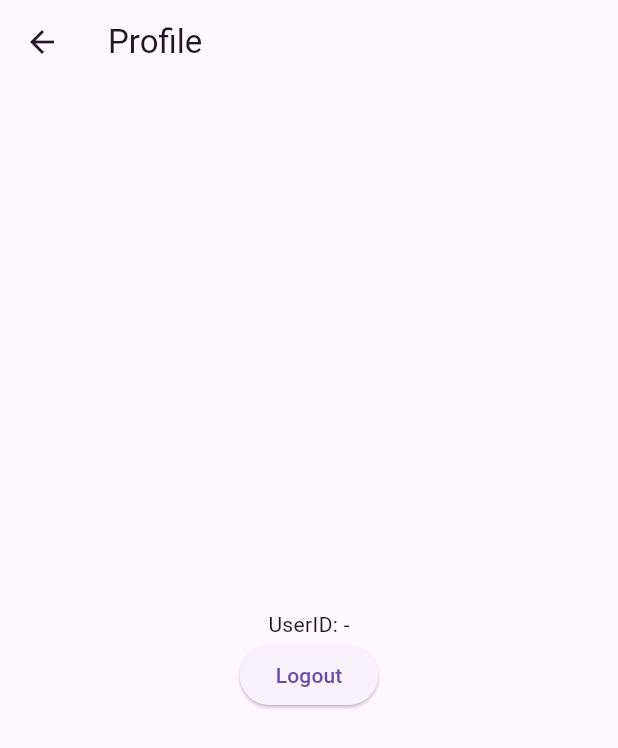
After one commit to skrilax91/AREA-project, a Flutter app: the ProfilePage screen opened directly, after a tap on "Logout", on a phone screen of 412 x 824 dp. The commit adds this screen. Shown: the top 748 px of the screen. Run offline on Flutter 3.47's test engine with Material 2 defaults, Android fonts, the light colour scheme and no system bars; our stand-ins replace bloc, equatable, flutter_bloc, formz; accounts and stored records are empty.

Commit message:
🚧 Add: Dummy Profile page implementation.

```diff
--- a/client_mobile/lib/app.dart
+++ b/client_mobile/lib/app.dart
@@ -5,6 +5,7 @@ import 'package:flutter_bloc/flutter_bloc.dart';
 import 'package:area/authentication/authentication.dart';
 import 'package:area/splash/splash.dart';
 import 'package:area/login/login.dart';
+import 'package:area/profile/profile.dart';
 
 class App extends StatelessWidget {
   const App({
@@ -57,14 +58,12 @@ class _AppViewState extends State<AppView> {
                 return BlocListener<AuthenticationBloc, AuthenticationState>(
                     listener: (context, state) {
                         switch (state.status) {
-                            /* Todo : Implement Home Page
                             case AuthenticationStatus.authenticated:
                                 _navigator.pushAndRemoveUntil<void>(
-                                    HomePage.route(),
+                                    ProfilePage.route(),
                                     (route) => false,
                                 );
                                 break;
-                            */
                             case AuthenticationStatus.unauthenticated:
                                 _navigator.pushAndRemoveUntil(
                                     LoginPage.route(),
--- a/client_mobile/lib/login/view/login_form.dart
+++ b/client_mobile/lib/login/view/login_form.dart
@@ -46,7 +46,7 @@ class _UsernameInput extends StatelessWidget {
                     onChanged: (username) =>
                         context.read<LoginBloc>().add(LoginUsernameChanged(username)),
                     decoration: InputDecoration(
-                        labelText: 'username',
+                        labelText: 'Username',
                         errorText: state.username.invalid ? 'Invalid Username' : null,
                     ),
                 );
@@ -67,7 +67,7 @@ class _PasswordInput extends StatelessWidget {
                         context.read<LoginBloc>().add(LoginPasswordChanged(password)),
                     obscureText: true,
                     decoration: InputDecoration(
-                        labelText: 'password',
+                        labelText: 'Password',
                         errorText: state.password.invalid ? 'Invalid password' : null,
                     ),
                 );
--- /dev/null
+++ b/client_mobile/lib/profile/profile.dart
@@ -0,0 +1 @@
+export 'view/profile_page.dart';
--- /dev/null
+++ b/client_mobile/lib/profile/view/profile_page.dart
@@ -0,0 +1,41 @@
+import 'package:flutter/material.dart';
+import 'package:flutter_bloc/flutter_bloc.dart';
+import 'package:area/authentication/authentication.dart';
+
+class ProfilePage extends StatelessWidget {
+    const ProfilePage({super.key});
+
+    static Route<void> route() {
+        return MaterialPageRoute<void>(builder: (_) => const ProfilePage());
+    }
+
+    @override
+    Widget build(BuildContext context) {
+        return Scaffold(
+            appBar: AppBar(title: const Text('Profile')),
+            body: Center(
+                child: Column(
+                    mainAxisSize: MainAxisSize.min,
+                    children: <Widget>[
+                        Builder(
+                            builder: (context) {
+                                final userId = context.select(
+                                    (AuthenticationBloc bloc) => bloc.state.user.id,
+                                );
+                                return Text('UserID: $userId');
+                            },
+                        ),
+                        ElevatedButton(
+                            child: const Text('Logout'),
+                            onPressed: () {
+                                context
+                                        .read<AuthenticationBloc>()
+                                        .add(AuthenticationLogoutRequested());
+                            },
+                        ),
+                    ],
+                ),
+            ),
+        );
+    }
+}
```
